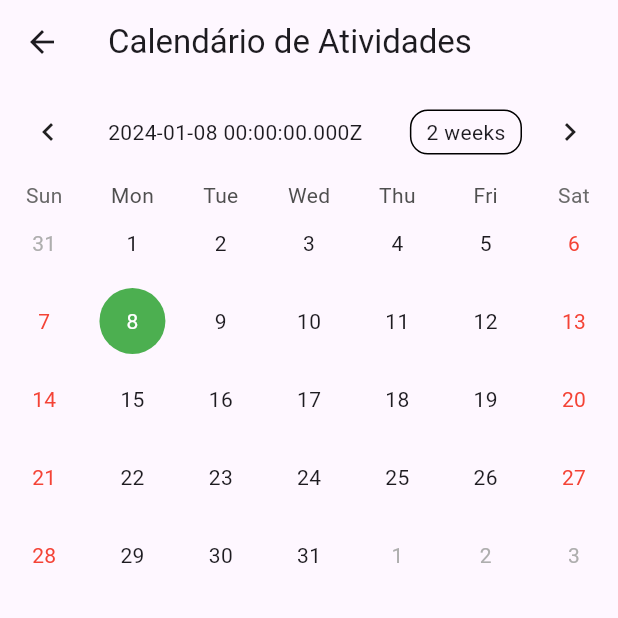
After one commit to andreleitejr/vagali, a Flutter app: the CalendarView screen opened directly, on a phone screen of 412 x 824 dp, the top half of it. The commit adds this screen. Run offline on Flutter 3.47's test engine with Material 3 defaults, Android fonts, the light colour scheme and no system bars; drawn by our look-alikes of table_calendar; our stand-ins replace brasil_fields, carousel_slider, cloud_firestore, diacritic, dio, firebase_auth and 19 more; missing offline and left inert: app_settings, blurhash, dart:ffi, flutter_braintree, flutter_facebook_auth, jumping_dot; accounts and stored records are empty.

Commit message:
chore: Calendario de reservas

```diff
--- /dev/null
+++ b/lib/features/calendar/controllers/calendar_controller.dart
@@ -0,0 +1,53 @@
+import 'package:flutter/material.dart';
+import 'package:get/get.dart';
+import 'package:vagali/features/reservation/models/reservation.dart';
+import 'package:vagali/features/reservation/repositories/reservation_repository.dart';
+
+final today = DateUtils.dateOnly(DateTime.now());
+
+class CalendarController extends GetxController {
+  final ReservationRepository _reservationRepository = Get.find();
+
+  final reservations = <Reservation>[].obs;
+
+  final reservationDates = <DateTime>[].obs;
+
+  final selectedReservations = <Reservation>[].obs;
+
+  final selectedDates = <DateTime>[].obs;
+
+  void getReservationsWithinSelectedDate(DateTime date) {
+    selectedReservations.clear();
+
+    for (var reservation in reservations) {
+      DateTime start = reservation.startDate;
+
+      if (start.day == date.day) {
+        selectedReservations.add(reservation);
+      }
+    }
+  }
+
+  List<DateTime> getAllReservationDates() {
+    List<DateTime> allDates = [];
+
+    for (var reservation in reservations) {
+      allDates.add(reservation.startDate);
+    }
+
+    return allDates;
+  }
+
+  @override
+  void onReady() {
+    super.onReady();
+  }
+
+  @override
+  Future<void> onInit() async {
+    reservations.value = await _reservationRepository.getAll();
+    selectedDates.value = getAllReservationDates();
+    // multiDatePickerValueWithDefaultValue.addAll(getAllReservationDates());
+    super.onInit();
+  }
+}
--- /dev/null
+++ b/lib/features/calendar/views/calendar_view.dart
@@ -0,0 +1,162 @@
+import 'package:flutter/material.dart';
+import 'package:get/get.dart';
+import 'package:table_calendar/table_calendar.dart';
+import 'package:vagali/features/calendar/controllers/calendar_controller.dart';
+import 'package:vagali/features/reservation/widgets/reservation_history_item.dart';
+import 'package:vagali/theme/theme_typography.dart';
+import 'package:vagali/utils/extensions.dart';
+import 'package:vagali/widgets/date_card.dart';
+
+class CalendarView extends StatefulWidget {
+  @override
+  _CalendarViewState createState() => _CalendarViewState();
+}
+
+class _CalendarViewState extends State<CalendarView> {
+  late DateTime _focusedDay;
+  late DateTime _firstDay;
+  late DateTime _lastDay;
+  late DateTime _selectedDay;
+  late CalendarFormat _calendarFormat;
+
+  final CalendarController controller = Get.put(CalendarController());
+
+  @override
+  void initState() {
+    super.initState();
+    _focusedDay = DateTime.now();
+    _firstDay = DateTime.now().subtract(const Duration(days: 1000));
+    _lastDay = DateTime.now().add(const Duration(days: 1000));
+    _selectedDay = DateTime.now();
+    _calendarFormat = CalendarFormat.month;
+  }
+
+  @override
+  Widget build(BuildContext context) {
+    return Scaffold(
+      appBar: AppBar(
+        title: Text('Calendário de Atividades'),
+      ),
+      body: Column(
+        mainAxisSize: MainAxisSize.max,
+        children: [
+          TableCalendar(
+            focusedDay: _focusedDay,
+            firstDay: _firstDay,
+            lastDay: _lastDay,
+            calendarFormat: _calendarFormat,
+            onFormatChanged: (format) {
+              setState(() {
+                _calendarFormat = format;
+              });
+            },
+            selectedDayPredicate: (day) => isSameDay(day, _selectedDay),
+            onPageChanged: (focusedDay) {
+              setState(() {
+                _focusedDay = focusedDay;
+              });
+            },
+            onDaySelected: (selectedDay, focusedDay) {
+              setState(() {
+                _selectedDay = selectedDay;
+                _focusedDay = focusedDay;
+              });
+              controller.getReservationsWithinSelectedDate(selectedDay);
+            },
+            calendarStyle: CalendarStyle(
+              weekendTextStyle: TextStyle(
+                color: Colors.red,
+              ),
+              selectedDecoration: BoxDecoration(
+                shape: BoxShape.rectangle,
+                color: Colors.red,
+              ),
+            ),
+            calendarBuilders: CalendarBuilders(
+              headerTitleBuilder: (context, day) {
+                return Container(
+                  padding: const EdgeInsets.all(8.0),
+                  child: Text(day.toString()),
+                );
+              },
+              defaultBuilder: (context, date, events) {
+                final dateExists = controller.selectedDates
+                    .any((element) => element.day == date.day);
+
+                if (dateExists) {
+                  return Container(
+                    margin: const EdgeInsets.all(4),
+                    alignment: Alignment.center,
+                    decoration: BoxDecoration(
+                      color: Colors.grey,
+                      shape: BoxShape.circle,
+                    ),
+                    child: Text(
+                      date.day.toString(),
+                      style: TextStyle(
+                        color: Colors.white,
+                      ),
+                    ),
+                  );
+                }
+              },
+              selectedBuilder: (context, date, events) {
+                return Container(
+                  margin: const EdgeInsets.all(4),
+                  alignment: Alignment.center,
+                  decoration: BoxDecoration(
+                    color: Colors.green,
+                    shape: BoxShape.circle,
+                  ),
+                  child: Text(
+                    date.day.toString(),
+                    style: TextStyle(
+                      color: Colors.white,
+                    ),
+                  ),
+                );
+              },
+            ),
+          ),
+          Expanded(
+            child: ListView.builder(
+              itemCount: controller.selectedReservations.length,
+              itemBuilder: (BuildContext context, int index) {
+                final reservation = controller.selectedReservations[index];
+
+                return ListTile(
+                  leading: Container(
+                    width: 44,
+                    height: 44,
+                    alignment: Alignment.center,
+                    child: Column(
+                      mainAxisAlignment: MainAxisAlignment.center,
+                      children: [
+                        DateCard(date: reservation.startDate),
+                      ],
+                    ),
+                  ),
+                  title: Row(
+                    children: [
+                      Expanded(
+                        child: Text(
+                            "${reservation.tenant?.firstName ?? 'Teste'}"
+                            " ${reservation.tenant?.lastName ?? 'Teste'}",
+                            style: ThemeTypography.medium14),
+                      ),
+                    ],
+                  ),
+                  subtitle: Text(
+                    "${reservation.startDate.toFriendlyDateTimeString()}"
+                    " até ${reservation.endDate.toFriendlyDateTimeString()}",
+                    style: ThemeTypography.regular10,
+                  ),
+                );
+              },
+            ),
+          ),
+        ],
+      ),
+    );
+  }
+}
--- a/lib/features/home/landlord/views/landlord_base_view.dart
+++ b/lib/features/home/landlord/views/landlord_base_view.dart
@@ -2,6 +2,7 @@ import 'package:flutter/material.dart';
 import 'package:get/get.dart';
 import 'package:vagali/features/auth/repositories/auth_repository.dart';
 import 'package:vagali/features/auth/views/auth_view.dart';
+import 'package:vagali/features/calendar/views/calendar_view.dart';
 import 'package:vagali/features/dashboard/views/dashboard_view.dart';
 import 'package:vagali/features/home/landlord/views/landlord_home_view.dart';
 import 'package:vagali/theme/theme_colors.dart';
@@ -19,9 +20,7 @@ class _LandlordBaseViewState extends State<LandlordBaseView> {
   final List<Widget> _pages = [
     LandlordHomeView(),
     DashboardView(),
-    Container(
-      child: Text('Reservas'),
-    ),
+    CalendarView(),
     Column(
       children: [
         Expanded(child: Container()),
--- a/pubspec.yaml
+++ b/pubspec.yaml
@@ -70,7 +70,8 @@ dependencies:
   shimmer: ^3.0.0
   rive: ^0.12.1
   package_info_plus: ^4.2.0
-
+  fl_chart: ^0.63.0
+  table_calendar: ^3.0.0
 
 dependency_overrides:
   firebase_core_platform_interface: 4.8.0
@@ -83,7 +84,7 @@ dev_dependencies:
 flutter_launcher_icons:
   android: "launcher_icon"
   ios: true
-  image_path: "images/icon.jpg"
+  image_path: "images/icon.png"
   min_sdk_android: 21
 
   # The "flutter_lints" package below contains a set of recommended lints to
```
Also changed, not shown: lib/features/dashboard/views/dashboard_view.dart (+3 -15 lines), lib/features/reservation/widgets/reservation_statistics_widget.dart (added, +149 -0 lines), lib/widgets/date_card.dart (added, +31 -0 lines), pubspec.lock, 27 other files.
